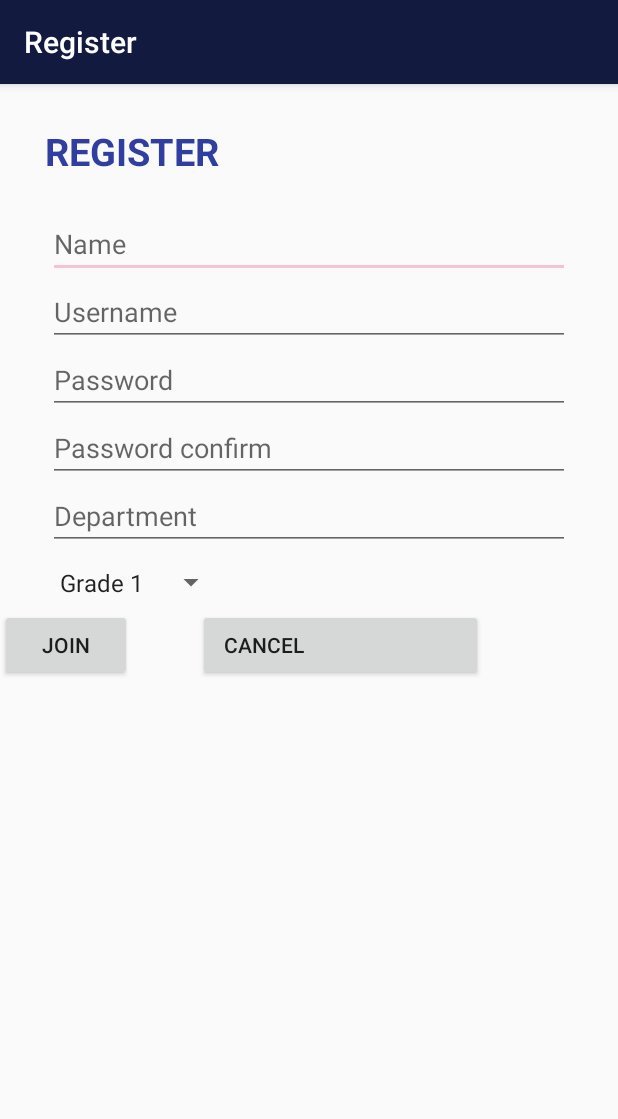
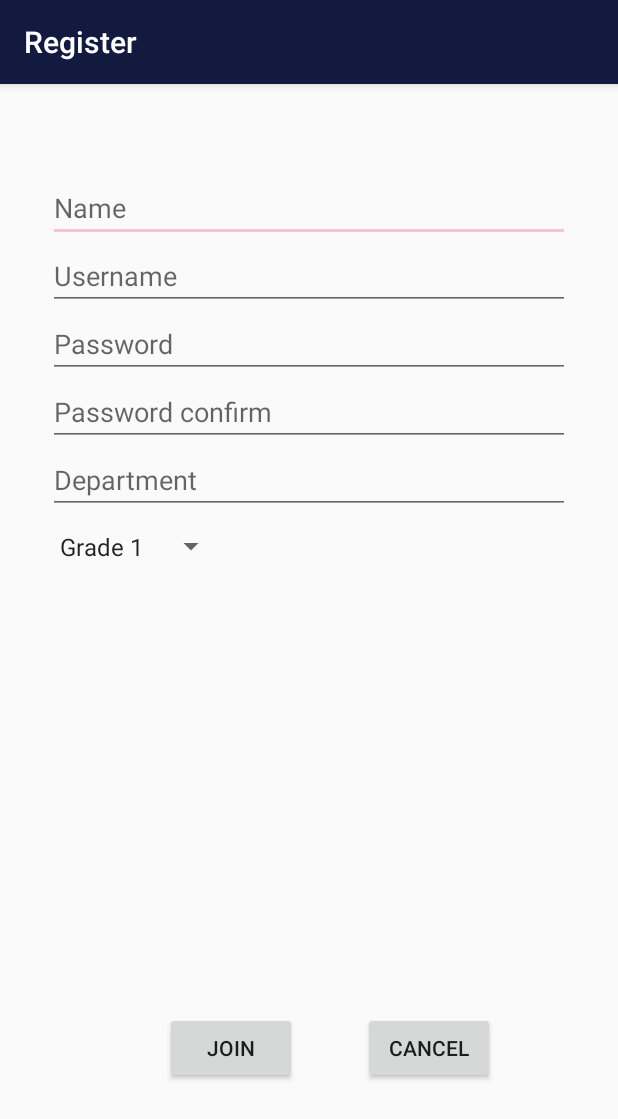
Before and after one commit to jeongkyeong/Timetable, an Android app: the Register screen opened directly, with no data from a screen before it, on a phone screen of 412 x 824 dp. Shown: the top 1119 px of the screen. Run offline under Robolectric (Android 15) with nearby library versions, the phone set to English and light mode, and no system bars.

Commit message:
별거아님..ㅎㅅㅎ

```diff
--- a/app/src/main/res/layout/activity_register.xml
+++ b/app/src/main/res/layout/activity_register.xml
@@ -9,31 +9,17 @@
     tools:layout_editor_absoluteX="0dp">
 
 
-    <TextView
-        android:id="@+id/textView1"
-        android:layout_width="126dp"
-        android:layout_height="28dp"
-        android:layout_marginLeft="30dp"
-        android:layout_marginStart="30dp"
-        android:layout_marginTop="27dp"
-        android:text="REGISTER"
-        android:textColor="@color/colorPrimaryDark"
-        android:textColorLink="@color/colorPrimaryDark"
-        android:textSize="25dp"
-        android:textStyle="bold"
-        app:layout_constraintLeft_toLeftOf="parent"
-        app:layout_constraintTop_toTopOf="parent"
-        tools:layout_constraintLeft_creator="1"
-        tools:layout_constraintTop_creator="1" />
+
 
     <Button
         android:id="@+id/btnJoin"
         android:layout_width="wrap_content"
         android:layout_height="wrap_content"
         android:layout_marginEnd="44dp"
-        android:layout_marginRight="-44dp"
+        android:layout_marginRight="44dp"
         android:text="Join"
         android:onClick="onReg"
+
         app:layout_constraintRight_toLeftOf="@+id/btnCancel"
         tools:layout_constraintBaseline_creator="1"
         tools:layout_constraintRight_creator="1"
@@ -45,11 +31,14 @@
         android:layout_width="wrap_content"
         android:layout_height="wrap_content"
         android:text="Cancel"
-        app:layout_constraintLeft_toRightOf="@id/btnCancel"
-        app:layout_constraintTop_toBottomOf="@+id/etRegGrade"
 
-        android:layout_marginLeft="-190dp"
-        android:layout_marginTop="0dp" />
+        tools:layout_constraintRight_creator="1"
+        tools:layout_constraintBottom_creator="1"
+        app:layout_constraintBottom_toBottomOf="parent"
+        android:layout_marginEnd="82dp"
+        app:layout_constraintRight_toRightOf="parent"
+        android:layout_marginBottom="101dp"
+        android:layout_marginRight="82dp" />
 
     <EditText
         android:id="@+id/etRegName"
@@ -63,7 +52,7 @@
         tools:layout_constraintTop_creator="1"
         tools:layout_constraintRight_creator="1"
         app:layout_constraintRight_toRightOf="parent"
-        android:layout_marginTop="84dp"
+        android:layout_marginTop="60dp"
         tools:layout_constraintLeft_creator="1"
         app:layout_constraintLeft_toLeftOf="parent"
         app:layout_constraintTop_toTopOf="parent"
@@ -116,7 +105,6 @@
         app:layout_constraintTop_toBottomOf="@+id/etRegPW"
         tools:layout_constraintLeft_creator="1"
         app:layout_constraintLeft_toLeftOf="@+id/etRegPW"
-        android:layout_marginTop="0dp"
         app:layout_constraintHorizontal_bias="0.0" />
 
     <EditText
```
